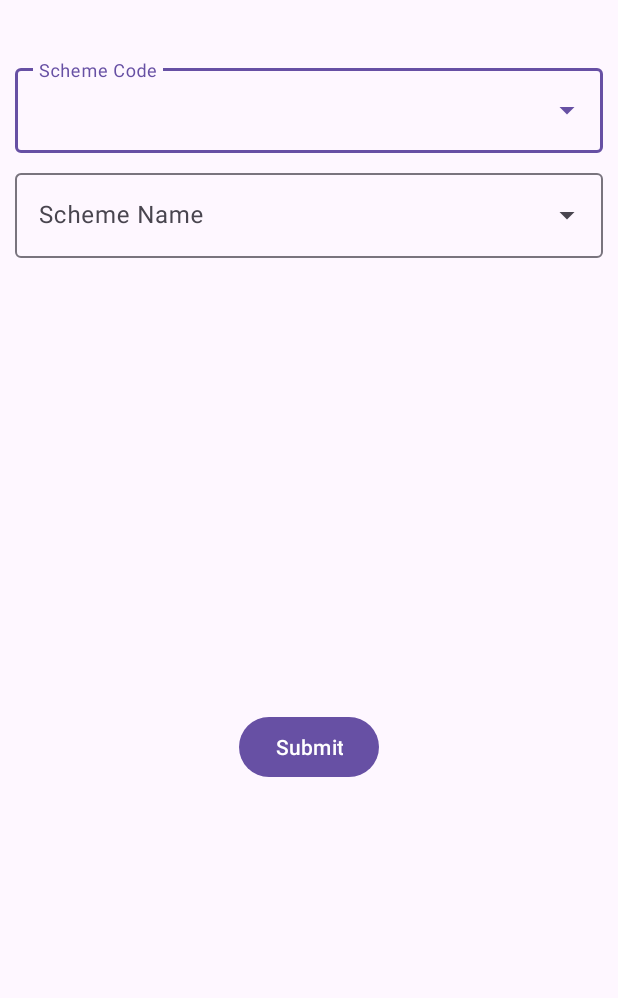
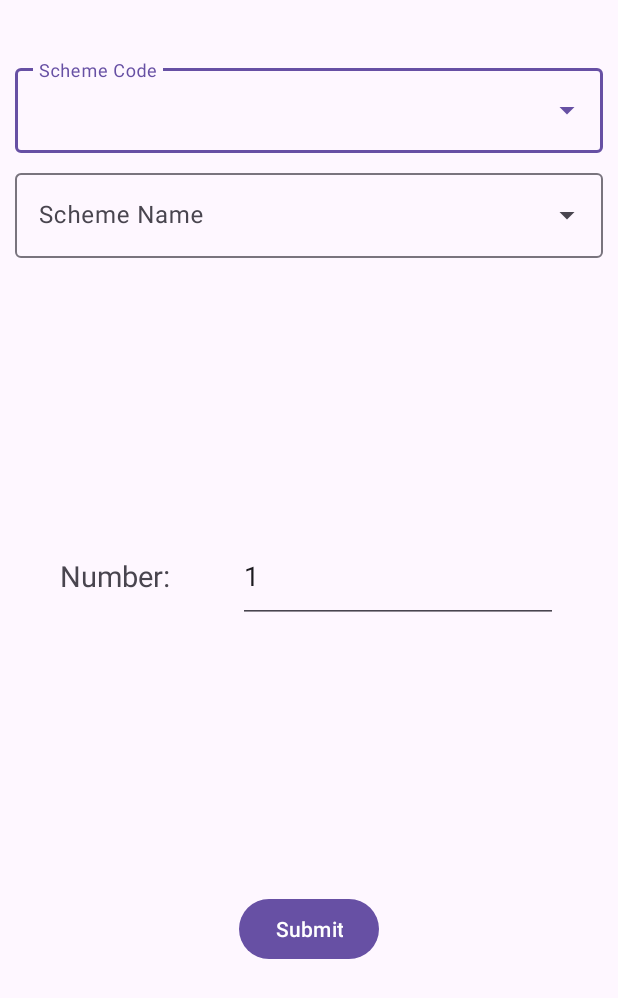
Before and after one commit to RathodKaransinh/Asha-App, an Android app: the layout fragment_bottom_sheet.xml on its own in the app's theme, with its tools: preview values and no code run, on a phone screen of 412 x 824 dp. Shown: the top 998 px of the screen. Run offline under Robolectric (Android 15) with nearby library versions, the phone set to English and light mode, and no system bars.

Commit message:
added functionality of adding multiple incentives at a time.

```diff
--- a/app/src/main/java/com/example/ashaapp/fragments/BottomSheetFragment.kt
+++ b/app/src/main/java/com/example/ashaapp/fragments/BottomSheetFragment.kt
@@ -8,6 +8,7 @@ import android.view.ViewGroup
 import android.widget.ArrayAdapter
 import android.widget.AutoCompleteTextView
 import android.widget.Button
+import android.widget.EditText
 import android.widget.Toast
 import com.example.ashaapp.R
 import com.example.ashaapp.room.allschemes.AllSchemesDAO
@@ -95,6 +96,7 @@ class BottomSheetFragment     // Required empty public constructor
         val btn: Button = view.findViewById(R.id.button)
         btn.setOnClickListener {
             val schemeName = scheme_name.text.toString()
+            val number = view.findViewById<EditText>(R.id.editTextNumber).text.toString().toInt()
 
             if (schemeName.isEmpty()) {
                 Toast.makeText(context, "Select scheme name!", Toast.LENGTH_SHORT).show()
@@ -103,7 +105,8 @@ class BottomSheetFragment     // Required empty public constructor
                 val calendar: Calendar = Calendar.getInstance()
                 val date = calendar.time
                 val dateTime = Timestamp(date)
-
+                var i = 1;
+                while (i <= number) {
                     userIncentivesDao.insert(
                         IncentivesEntity(
                             0,
@@ -114,12 +117,16 @@ class BottomSheetFragment     // Required empty public constructor
                             isneton
                         )
                     )
+                    i++
+                }
                 if (isneton) {
                     db.collection("users")
                         .document(uid!!)
                         .get().addOnSuccessListener {
                             val incentives =
                                 it.data?.get("incentives") as ArrayList<Map<String, Any>>
+                            i = 0
+                            while (i <= number) {
                                 incentives.add(
                                     hashMapOf(
                                         "name" to schemeName,
@@ -128,6 +135,8 @@ class BottomSheetFragment     // Required empty public constructor
                                         "isApproved" to false,
                                     )
                                 )
+                                i++
+                            }
                             db.collection("users")
                                 .document(uid)
                                 .update("incentives", incentives)
--- a/app/src/main/res/layout/fragment_bottom_sheet.xml
+++ b/app/src/main/res/layout/fragment_bottom_sheet.xml
@@ -46,8 +46,8 @@
             android:id="@+id/scheme"
             android:layout_width="match_parent"
             android:layout_height="match_parent"
+            android:hint="@string/scheme_name"
             android:inputType="none"
-            android:hint="@string/scheme_name"
             android:labelFor="@+id/scheme_name_container"
             android:maxWidth="200dp"
             android:text="" />
@@ -61,6 +61,30 @@
         app:layout_constraintBottom_toBottomOf="parent"
         app:layout_constraintEnd_toEndOf="parent"
         app:layout_constraintStart_toStartOf="parent"
-        app:layout_constraintTop_toBottomOf="@id/scheme_name_container" />
+        app:layout_constraintTop_toBottomOf="@+id/editTextNumber" />
+
+    <EditText
+        android:id="@+id/editTextNumber"
+        android:layout_width="wrap_content"
+        android:layout_height="wrap_content"
+        android:ems="10"
+        android:inputType="number"
+        android:minHeight="@dimen/_48sdp"
+        android:text="1"
+        app:layout_constraintBottom_toTopOf="@+id/button"
+        app:layout_constraintEnd_toEndOf="parent"
+        app:layout_constraintStart_toEndOf="@+id/number"
+        app:layout_constraintTop_toBottomOf="@+id/scheme_name_container" />
+
+    <TextView
+        android:id="@+id/number"
+        android:layout_width="wrap_content"
+        android:layout_height="wrap_content"
+        android:text="Number: "
+        android:textSize="@dimen/_15ssp"
+        app:layout_constraintBottom_toTopOf="@+id/button"
+        app:layout_constraintEnd_toStartOf="@+id/editTextNumber"
+        app:layout_constraintStart_toStartOf="parent"
+        app:layout_constraintTop_toBottomOf="@+id/scheme_name_container" />
 
 </androidx.constraintlayout.widget.ConstraintLayout>
--- a/app/src/main/res/values/strings.xml
+++ b/app/src/main/res/values/strings.xml
@@ -48,4 +48,5 @@
     <string name="forget_password">Forget Password.?</string>
     <string name="welcome">Welcome</string>
     <string name="login_to_continue">Login to continue</string>
+    <string name="enter_number">Enter number</string>
 </resources>
```
Lines whose indentation alone changed are shown as unchanged.
